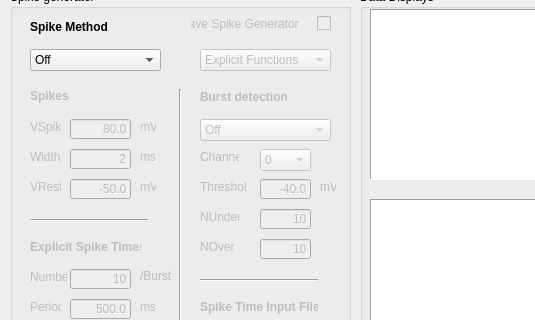
Before: the Qt Designer form src/gui/MainWin.ui in CompEphys-team/stdpc, drawn with Qt 5; both pictures show x 0 to 535 and y 380 to 700 of the 1013 by 794 pixel window.
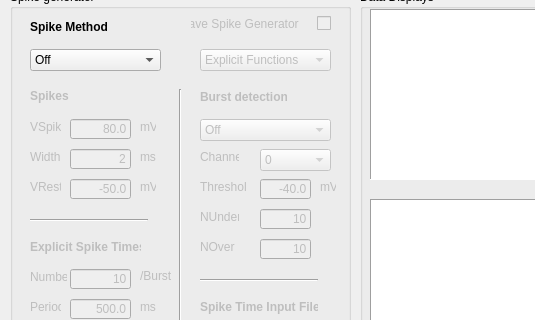
After: the same form once the commit is applied. Custom widgets are drawn as their Qt base class.

Diff of the .ui file:
```diff
--- a/src/gui/MainWin.ui
+++ b/src/gui/MainWin.ui
@@ -916,7 +916,7 @@
       <rect>
        <x>250</x>
        <y>160</y>
-       <width>51</width>
+       <width>71</width>
        <height>22</height>
       </rect>
      </property>
```
